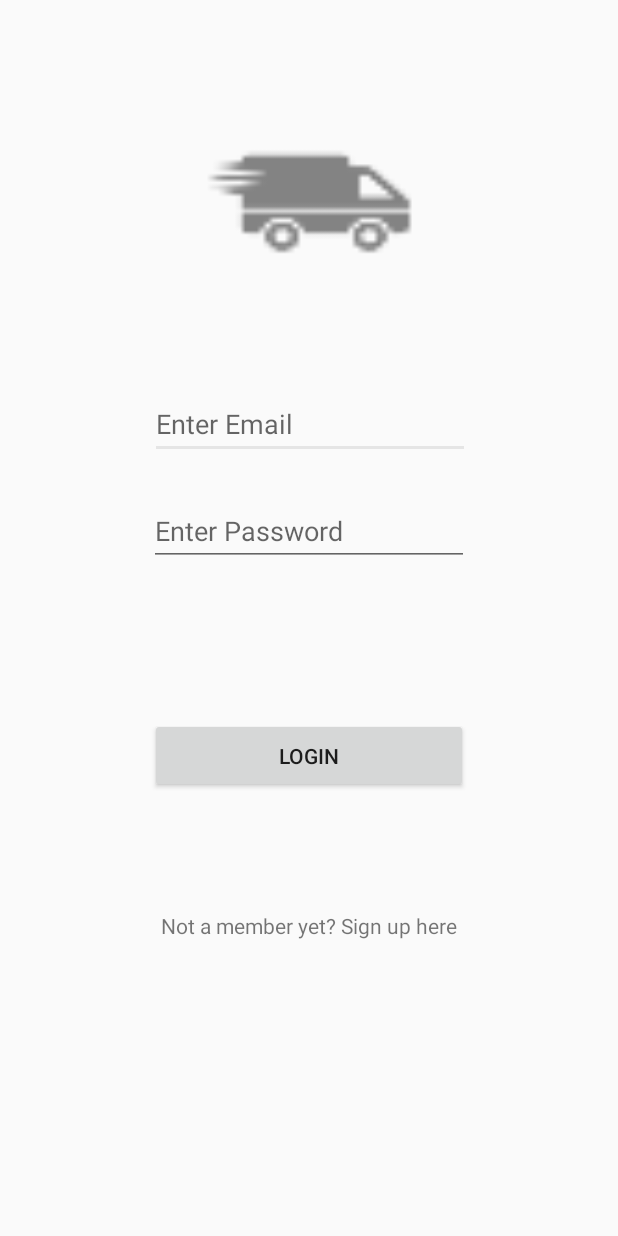
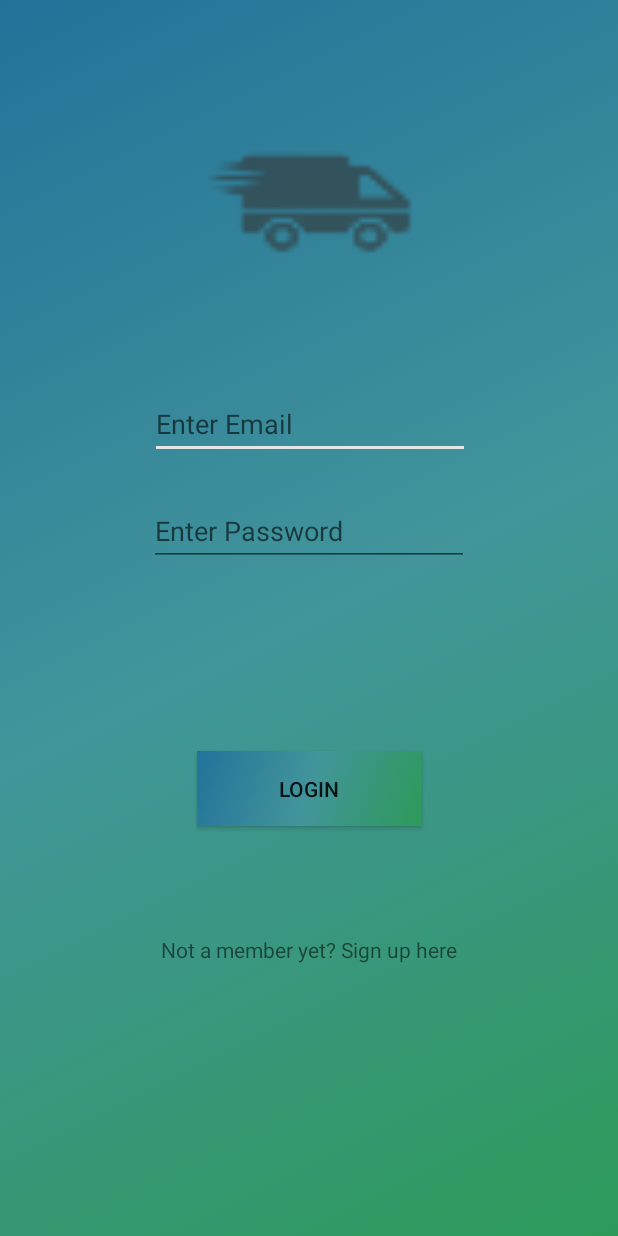
Before and after one commit to mhamwala/EnterpriseDonut, an Android app: the screen it shows after launch (login_activity), on a phone screen of 412 x 824 dp. Run offline under Robolectric (Android 15) with nearby library versions, the phone set to English and light mode, and no system bars; our stand-ins replace Firebase (no records; nobody signed in at launch, a user with empty details on screens opened directly).

Commit message:
background change
changed the home screen background colour

```diff
--- a/app/build.gradle
+++ b/app/build.gradle
@@ -27,6 +27,9 @@ dependencies {
     testImplementation 'junit:junit:4.12'
     androidTestImplementation 'com.android.support.test:runner:1.0.1'
     androidTestImplementation 'com.android.support.test.espresso:espresso-core:3.0.1'
+
+
+
 }
 
 
--- /dev/null
+++ b/app/src/main/res/drawable/background_color.xml
@@ -0,0 +1,12 @@
+<?xml version="1.0" encoding="UTF-8"?>
+<selector xmlns:android="http://schemas.android.com/apk/res/android">
+    <item>
+        <shape>
+            <gradient
+                android:startColor="#ff2d9a59"
+                android:centerColor="#ff42959a"
+                android:endColor="#ff23729a"
+                android:angle="135"/>
+        </shape>
+    </item>
+</selector>
--- a/app/src/main/res/layout/activity_login.xml
+++ b/app/src/main/res/layout/activity_login.xml
@@ -4,6 +4,7 @@
     xmlns:tools="http://schemas.android.com/tools"
     android:layout_width="match_parent"
     android:layout_height="match_parent"
+    android:background="@drawable/background_color"
     tools:context="uk.ac.tees.q5113445live.enterpriseproject2.MainActivity">
 
     //Sign In box
@@ -62,18 +63,19 @@
 
     <Button
         android:id="@+id/loginButton"
-        android:layout_width="212dp"
+        android:layout_width="150dp"
         android:layout_height="50dp"
         android:layout_marginBottom="8dp"
         android:layout_marginEnd="8dp"
         android:layout_marginStart="8dp"
         android:layout_marginTop="8dp"
+        android:background="@drawable/background_color"
         android:text="@string/loginButton"
         app:layout_constraintBottom_toBottomOf="parent"
         app:layout_constraintEnd_toEndOf="parent"
         app:layout_constraintStart_toStartOf="parent"
         app:layout_constraintTop_toBottomOf="@+id/passwordText"
-        app:layout_constraintVertical_bias="0.245" />
+        app:layout_constraintVertical_bias="0.303" />
 
     <TextView
         android:id="@+id/notMember"
--- a/app/src/main/res/layout/activity_request_courier.xml
+++ b/app/src/main/res/layout/activity_request_courier.xml
@@ -9,8 +9,10 @@
     <Button
         android:id="@+id/button5"
         android:layout_width="wrap_content"
+
         android:layout_height="wrap_content"
-        android:layout_marginBottom="16dp"
+        android:layout_marginBottom="56dp"
+
         android:text="Request Services"
         app:layout_constraintBottom_toBottomOf="parent"
         app:layout_constraintLeft_toLeftOf="parent"
--- a/app/src/main/res/values/styles.xml
+++ b/app/src/main/res/values/styles.xml
@@ -6,6 +6,9 @@
         <item name="colorPrimary">@color/colorPrimary</item>
         <item name="colorPrimaryDark">@color/colorPrimaryDark</item>
         <item name="colorAccent">@color/colorAccent</item>
+
+
+
     </style>
 
 
```
